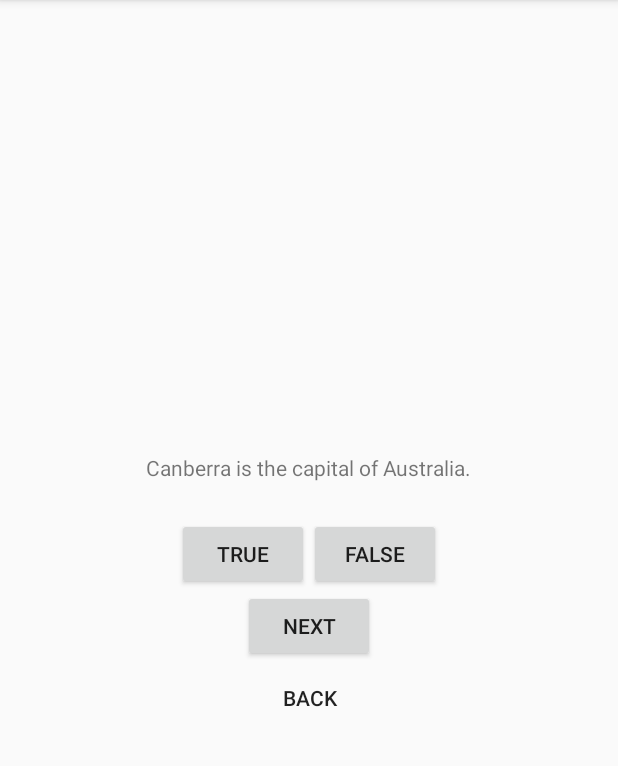
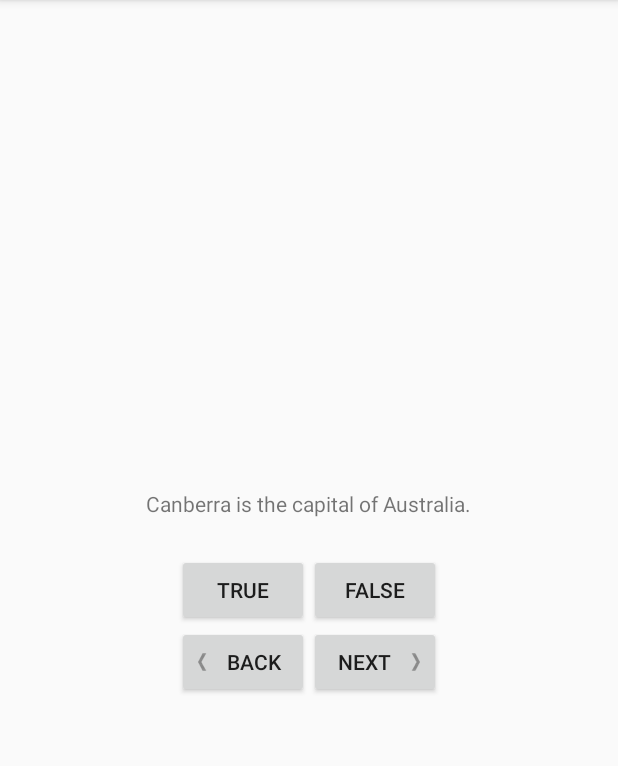
Before and after one commit to Bronze-wick/GeoQuiz, an Android app: the screen it shows after launch (QuizActivity), on a phone screen of 412 x 824 dp, the part 84-850 px from its top. Run offline under Robolectric (Android 15) with nearby library versions, the phone set to English and light mode, and no system bars.

```diff
--- a/app/src/main/java/com/bignerdranch/android/geoquiz/QuizActivity.java
+++ b/app/src/main/java/com/bignerdranch/android/geoquiz/QuizActivity.java
@@ -7,7 +7,7 @@ import android.view.View;
 import android.widget.Button;
 import android.widget.TextView;
 import android.widget.Toast;
-//2.0.6.1
+//GeoQuiz2.1.0
 
 public class QuizActivity extends AppCompatActivity {
 
--- a/app/src/main/res/layout/activity_quiz.xml
+++ b/app/src/main/res/layout/activity_quiz.xml
@@ -33,19 +33,30 @@
 
     </LinearLayout>
 
+    <LinearLayout
+        android:layout_width="wrap_content"
+        android:layout_height="wrap_content"
+        android:orientation="horizontal">
+
+        <Button
+            android:id="@+id/back_button"
+            android:layout_width="wrap_content"
+            android:layout_height="wrap_content"
+            android:drawableLeft="@drawable/arrow_left"
+            android:drawablePadding="4dp"
+            android:text="@string/back_button"
+            android:paddingTop="10dp" />
+
         <Button
             android:id="@+id/next_button"
             android:layout_width="wrap_content"
             android:layout_height="wrap_content"
             android:text="@string/next_button"
-            android:paddingTop="10dp"/>
+            android:paddingTop="10dp"
+            android:drawableRight="@drawable/arrow_right"
+            android:drawablePadding="4dp" />
 
-        <Button
-            android:id="@+id/back_button"
-            android:layout_width="wrap_content"
-            android:layout_height="wrap_content"
-            android:text="@string/back_button"
-            style="?android:attr/borderlessButtonStyle"
-            />
+
+    </LinearLayout>
 
 </LinearLayout>
```
Also changed, not shown: app/src/main/res/drawable-hdpi/arrow_left.png (added), app/src/main/res/drawable-hdpi/arrow_right.png (added), app/src/main/res/drawable-mdpi/arrow_left.png (added), app/src/main/res/drawable-mdpi/arrow_right.png (added), app/src/main/res/drawable-xhdpi/arrow_left.png (added), app/src/main/res/drawable-xhdpi/arrow_right.png (added), app/src/main/res/drawable-xxhdpi/arrow_left.png (added), app/src/main/res/drawable-xxhdpi/arrow_right.png (added).
